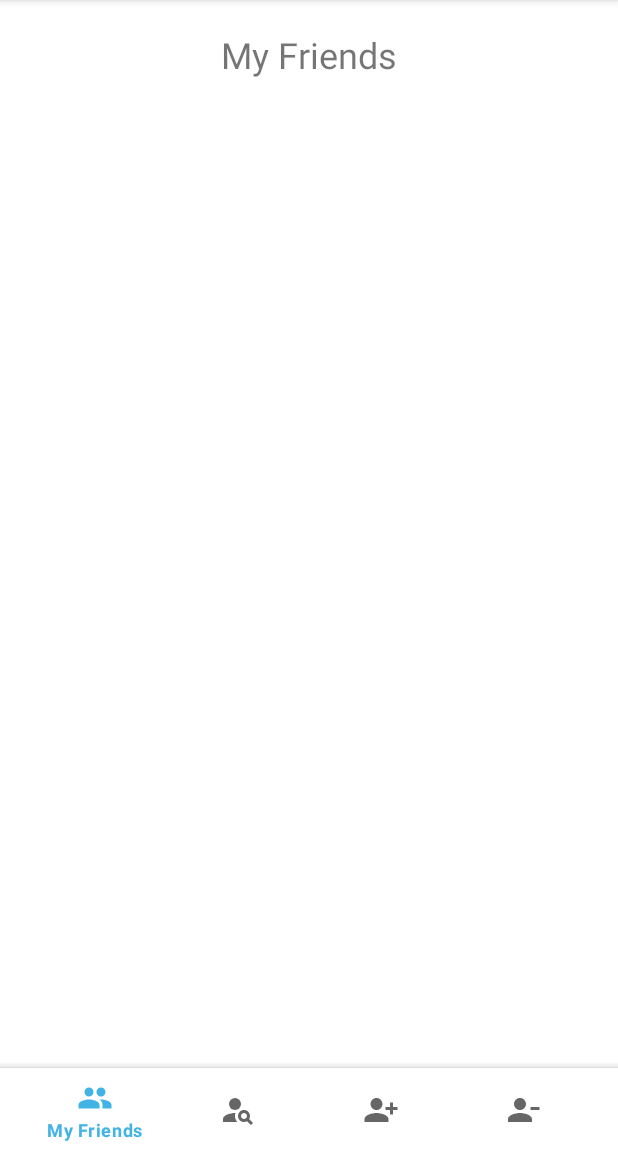
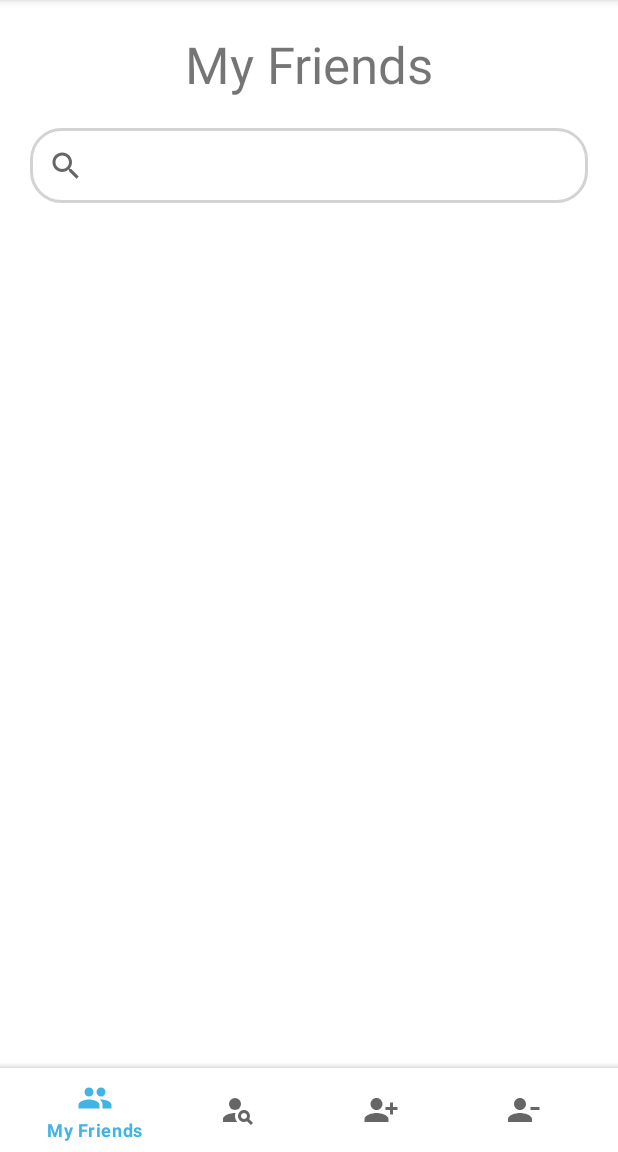
Before and after one commit to pranayharjai7/MyEmotions, an Android app: the screen it shows after launch once a user with an empty profile is signed in (FriendsActivity), in the side drawer, after a tap on "Friends", on a phone screen of 412 x 824 dp, the part 84-1236 px from its top. Run offline under Robolectric (Android 15) with nearby library versions, the phone set to English and light mode, and no system bars; our stand-ins replace Firebase (no records; nobody signed in at launch, a user with empty details on screens opened directly), Room's generated code; libraries missing offline, so code that uses them is left out: org.pytorch, org.pytorch.torchvision, org.tensorflow.lite; 6 statements that could not run were skipped.

Commit message:
Refactoring code

```diff
--- a/app/src/main/java/com/pranayharjai7/myemotions/Utils/FragmentUtils.java
+++ b/app/src/main/java/com/pranayharjai7/myemotions/Utils/FragmentUtils.java
@@ -27,12 +27,7 @@ import com.pranayharjai7.myemotions.R;
 public class FragmentUtils {
     public static void replaceMainFragment(FragmentManager fragmentManager, String fragment) {
         FragmentTransaction transaction = fragmentManager.beginTransaction();
-        transaction.setCustomAnimations(
-                R.anim.fade_in,  // enter
-                R.anim.fade_out,  // exit
-                R.anim.fade_in,   // popEnter
-                R.anim.fade_out  // popExit
-        );
+        setFragmentTransactionAnimations(transaction);
 
         switch (fragment) {
             case HOME: {
@@ -52,19 +47,12 @@ public class FragmentUtils {
             }
         }
 
-        transaction.setReorderingAllowed(true)
-                //.addToBackStack(fragment)
-                .commit();
+        commitFragmentTransaction(transaction);
     }
 
     public static void replaceLoginFragment(FragmentManager fragmentManager, String fragment) {
         FragmentTransaction transaction = fragmentManager.beginTransaction();
-        transaction.setCustomAnimations(
-                R.anim.fade_in,  // enter
-                R.anim.fade_out,  // exit
-                R.anim.fade_in,   // popEnter
-                R.anim.fade_out  // popExit
-        );
+        setFragmentTransactionAnimations(transaction);
 
         switch (fragment) {
             case LOGIN: {
@@ -80,19 +68,12 @@ public class FragmentUtils {
             }
         }
 
-        transaction.setReorderingAllowed(true)
-                //.addToBackStack(fragment)
-                .commit();
+        commitFragmentTransaction(transaction);
     }
 
     public static void replaceFriendsFragment(FragmentManager fragmentManager, String fragment) {
         FragmentTransaction transaction = fragmentManager.beginTransaction();
-        transaction.setCustomAnimations(
-                R.anim.fade_in,  // enter
-                R.anim.fade_out,  // exit
-                R.anim.fade_in,   // popEnter
-                R.anim.fade_out  // popExit
-        );
+        setFragmentTransactionAnimations(transaction);
 
         switch (fragment) {
             case MY_FRIENDS: {
@@ -116,6 +97,19 @@ public class FragmentUtils {
             }
         }
 
+        commitFragmentTransaction(transaction);
+    }
+
+    private static void setFragmentTransactionAnimations(FragmentTransaction transaction) {
+        transaction.setCustomAnimations(
+                R.anim.fade_in,  // enter
+                R.anim.fade_out,  // exit
+                R.anim.fade_in,   // popEnter
+                R.anim.fade_out  // popExit
+        );
+    }
+
+    private static void commitFragmentTransaction(FragmentTransaction transaction) {
         transaction.setReorderingAllowed(true)
                 //.addToBackStack(fragment)
                 .commit();
--- a/app/src/main/res/layout/fragment_add_friends.xml
+++ b/app/src/main/res/layout/fragment_add_friends.xml
@@ -11,8 +11,8 @@
         android:layout_width="wrap_content"
         android:layout_height="wrap_content"
         android:layout_marginTop="20dp"
-        android:text="Add Friends"
-        android:textSize="24sp"
+        android:text="@string/add_friends"
+        android:textSize="34sp"
         app:layout_constraintEnd_toEndOf="parent"
         app:layout_constraintStart_toStartOf="parent"
         app:layout_constraintTop_toTopOf="parent" />
--- a/app/src/main/res/layout/fragment_friend_requests.xml
+++ b/app/src/main/res/layout/fragment_friend_requests.xml
@@ -11,7 +11,7 @@
         android:layout_width="wrap_content"
         android:layout_height="wrap_content"
         android:layout_marginTop="20dp"
-        android:text="Friend Requests"
+        android:text="@string/friend_requests"
         android:textSize="34sp"
         app:layout_constraintEnd_toEndOf="parent"
         app:layout_constraintStart_toStartOf="parent"
--- a/app/src/main/res/layout/fragment_my_friends.xml
+++ b/app/src/main/res/layout/fragment_my_friends.xml
@@ -11,21 +11,33 @@
         android:layout_width="wrap_content"
         android:layout_height="wrap_content"
         android:layout_marginTop="20dp"
-        android:text="My Friends"
-        android:textSize="24sp"
+        android:text="@string/my_friends"
+        android:textSize="34sp"
         app:layout_constraintEnd_toEndOf="parent"
         app:layout_constraintStart_toStartOf="parent"
         app:layout_constraintTop_toTopOf="parent" />
+
+    <SearchView
+        android:id="@+id/myFriendsSearchView"
+        android:layout_width="0dp"
+        android:layout_height="50dp"
+        android:layout_marginStart="20dp"
+        android:layout_marginTop="20dp"
+        android:layout_marginEnd="20dp"
+        android:background="@drawable/edit_text_bg"
+        app:layout_constraintEnd_toEndOf="parent"
+        app:layout_constraintStart_toStartOf="parent"
+        app:layout_constraintTop_toBottomOf="@+id/myFriendsHeaderTextView" />
 
     <androidx.recyclerview.widget.RecyclerView
         android:id="@+id/myFriendsRecyclerView"
         android:layout_width="0dp"
         android:layout_height="0dp"
         android:layout_marginTop="30dp"
-        android:layout_marginBottom="20dp"
+        android:layout_marginBottom="40dp"
         app:layoutManager="androidx.recyclerview.widget.LinearLayoutManager"
         app:layout_constraintBottom_toBottomOf="parent"
         app:layout_constraintEnd_toEndOf="parent"
         app:layout_constraintStart_toStartOf="parent"
-        app:layout_constraintTop_toBottomOf="@+id/myFriendsHeaderTextView" />
+        app:layout_constraintTop_toBottomOf="@+id/myFriendsSearchView" />
 </androidx.constraintlayout.widget.ConstraintLayout>
--- a/app/src/main/res/layout/fragment_remove_friends.xml
+++ b/app/src/main/res/layout/fragment_remove_friends.xml
@@ -11,7 +11,7 @@
         android:layout_width="wrap_content"
         android:layout_height="wrap_content"
         android:layout_marginTop="20dp"
-        android:text="Remove Friends"
+        android:text="@string/remove_friends"
         android:textSize="34sp"
         app:layout_constraintEnd_toEndOf="parent"
         app:layout_constraintStart_toStartOf="parent"
--- a/app/src/main/res/values-night/strings.xml
+++ b/app/src/main/res/values-night/strings.xml
@@ -27,4 +27,8 @@
     <string name="camera">Camera</string>
     <string name="emotionsimageview">emotionsImageView</string>
     <string name="mood_visibility_spinner_text">Mood Visibility Spinner</string>
+    <string name="my_friends">My Friends</string>
+    <string name="add_friends">Add Friends</string>
+    <string name="friend_requests">Friend Requests</string>
+    <string name="remove_friends">Remove Friends</string>
 </resources>
--- a/app/src/main/res/values/strings.xml
+++ b/app/src/main/res/values/strings.xml
@@ -27,4 +27,8 @@
     <string name="camera">Camera</string>
     <string name="emotionsimageview">emotionsImageView</string>
     <string name="mood_visibility_spinner_text">Mood Visibility Spinner</string>
+    <string name="my_friends">My Friends</string>
+    <string name="add_friends">Add Friends</string>
+    <string name="friend_requests">Friend Requests</string>
+    <string name="remove_friends">Remove Friends</string>
 </resources>
```
